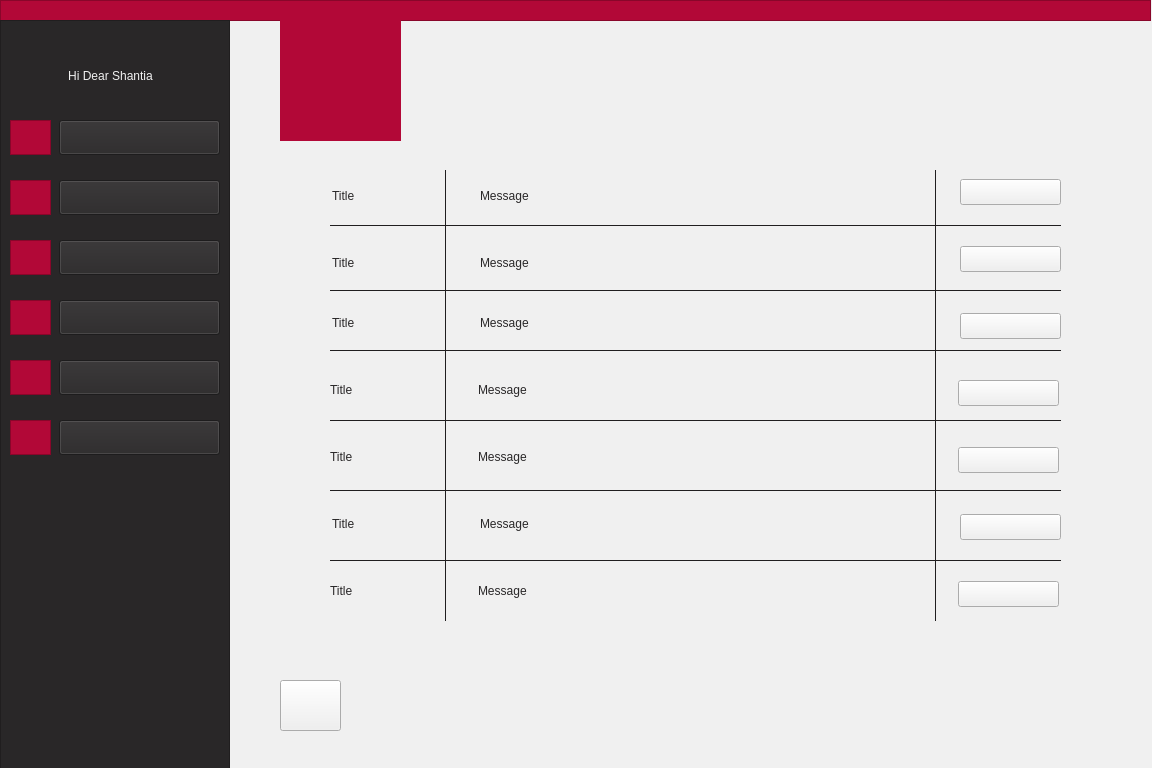
AjaxGroup1400/golestan, file teachermessages.ui: the form before one commit.
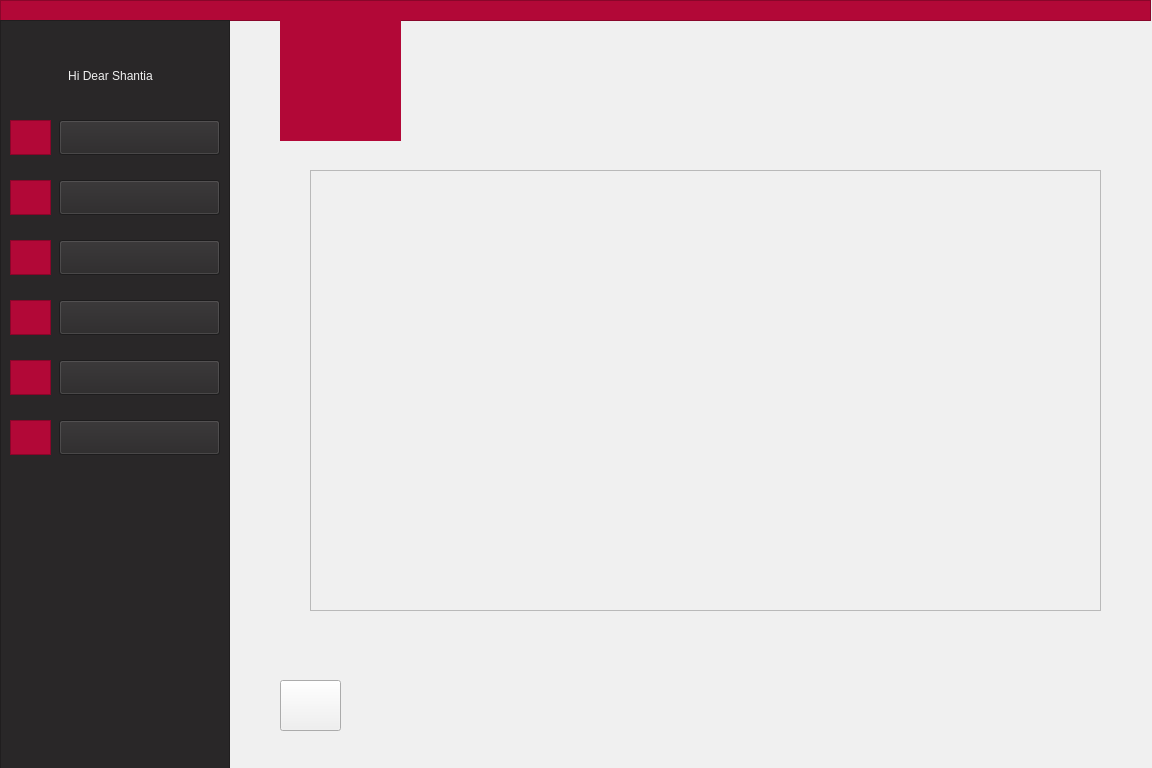
The form after the commit. Icons and pictures are not drawn.

Commit message: synced teacher messages with backend and fixed some ui issues

Diff of the .ui file:
```diff
--- a/teachermessages.ui
+++ b/teachermessages.ui
@@ -45,120 +45,6 @@
     <bool>true</bool>
    </property>
   </widget>
-  <widget class="QLabel" name="msg5">
-   <property name="geometry">
-    <rect>
-     <x>478</x>
-     <y>447</y>
-     <width>421</width>
-     <height>20</height>
-    </rect>
-   </property>
-   <property name="styleSheet">
-    <string notr="true">font: 9pt &quot;Montserrat&quot;;
-color: rgb(41, 39, 40);</string>
-   </property>
-   <property name="text">
-    <string>Message </string>
-   </property>
-  </widget>
-  <widget class="QLabel" name="label_13">
-   <property name="geometry">
-    <rect>
-     <x>960</x>
-     <y>250</y>
-     <width>101</width>
-     <height>20</height>
-    </rect>
-   </property>
-   <property name="styleSheet">
-    <string notr="true">font: 9pt &quot;Montserrat&quot;;
-color: rgb(178, 8, 55);</string>
-   </property>
-   <property name="text">
-    <string>Watch More</string>
-   </property>
-  </widget>
-  <widget class="QLabel" name="msg3">
-   <property name="geometry">
-    <rect>
-     <x>480</x>
-     <y>313</y>
-     <width>421</width>
-     <height>20</height>
-    </rect>
-   </property>
-   <property name="styleSheet">
-    <string notr="true">font: 9pt &quot;Montserrat&quot;;
-color: rgb(41, 39, 40);</string>
-   </property>
-   <property name="text">
-    <string>Message </string>
-   </property>
-  </widget>
-  <widget class="QLabel" name="label_16">
-   <property name="geometry">
-    <rect>
-     <x>960</x>
-     <y>384</y>
-     <width>101</width>
-     <height>20</height>
-    </rect>
-   </property>
-   <property name="styleSheet">
-    <string notr="true">font: 9pt &quot;Montserrat&quot;;
-color: rgb(178, 8, 55);</string>
-   </property>
-   <property name="text">
-    <string>Watch More</string>
-   </property>
-  </widget>
-  <widget class="QFrame" name="frame_9">
-   <property name="geometry">
-    <rect>
-     <x>330</x>
-     <y>350</y>
-     <width>731</width>
-     <height>1</height>
-    </rect>
-   </property>
-   <property name="styleSheet">
-    <string notr="true">background-color: rgb(41, 39, 40);
-border-color: rgb(41, 39, 40);</string>
-   </property>
-   <property name="frameShape">
-    <enum>QFrame::StyledPanel</enum>
-   </property>
-   <property name="frameShadow">
-    <enum>QFrame::Raised</enum>
-   </property>
-  </widget>
-  <widget class="QPushButton" name="msgbtn3">
-   <property name="geometry">
-    <rect>
-     <x>960</x>
-     <y>313</y>
-     <width>101</width>
-     <height>26</height>
-    </rect>
-   </property>
-   <property name="text">
-    <string/>
-   </property>
-  </widget>
-  <widget class="QPushButton" name="msgbtn5">
-   <property name="geometry">
-    <rect>
-     <x>958</x>
-     <y>447</y>
-     <width>101</width>
-     <height>26</height>
-    </rect>
-   </property>
-   <property name="text">
-    <string/>
-   </property>
-  </widget>
   <widget class="QPushButton" name="backToMenu">
    <property name="geometry">
     <rect>
@@ -172,500 +58,6 @@
     <string/>
    </property>
   </widget>
-  <widget class="QLabel" name="label_19">
-   <property name="geometry">
-    <rect>
-     <x>960</x>
-     <y>585</y>
-     <width>101</width>
-     <height>20</height>
-    </rect>
-   </property>
-   <property name="styleSheet">
-    <string notr="true">font: 9pt &quot;Montserrat&quot;;
-color: rgb(178, 8, 55);</string>
-   </property>
-   <property name="text">
-    <string>Watch More</string>
-   </property>
-  </widget>
-  <widget class="QLabel" name="label_15">
-   <property name="geometry">
-    <rect>
-     <x>960</x>
-     <y>317</y>
-     <width>101</width>
-     <height>20</height>
-    </rect>
-   </property>
-   <property name="styleSheet">
-    <string notr="true">font: 9pt &quot;Montserrat&quot;;
-color: rgb(178, 8, 55);</string>
-   </property>
-   <property name="text">
-    <string>Watch More</string>
-   </property>
-  </widget>
-  <widget class="QFrame" name="frame_10">
-   <property name="geometry">
-    <rect>
-     <x>330</x>
-     <y>420</y>
-     <width>731</width>
-     <height>1</height>
-    </rect>
-   </property>
-   <property name="styleSheet">
-    <string notr="true">background-color: rgb(41, 39, 40);
-border-color: rgb(41, 39, 40);</string>
-   </property>
-   <property name="frameShape">
-    <enum>QFrame::StyledPanel</enum>
-   </property>
-   <property name="frameShadow">
-    <enum>QFrame::Raised</enum>
-   </property>
-  </widget>
-  <widget class="QPushButton" name="msgbtn6">
-   <property name="geometry">
-    <rect>
-     <x>960</x>
-     <y>514</y>
-     <width>101</width>
-     <height>26</height>
-    </rect>
-   </property>
-   <property name="text">
-    <string/>
-   </property>
-  </widget>
-  <widget class="QLabel" name="label_17">
-   <property name="geometry">
-    <rect>
-     <x>960</x>
-     <y>451</y>
-     <width>101</width>
-     <height>20</height>
-    </rect>
-   </property>
-   <property name="styleSheet">
-    <string notr="true">font: 9pt &quot;Montserrat&quot;;
-color: rgb(178, 8, 55);</string>
-   </property>
-   <property name="text">
-    <string>Watch More</string>
-   </property>
-  </widget>
-  <widget class="QLabel" name="label_18">
-   <property name="geometry">
-    <rect>
-     <x>960</x>
-     <y>518</y>
-     <width>101</width>
-     <height>20</height>
-    </rect>
-   </property>
-   <property name="styleSheet">
-    <string notr="true">font: 9pt &quot;Montserrat&quot;;
-color: rgb(178, 8, 55);</string>
-   </property>
-   <property name="text">
-    <string>Watch More</string>
-   </property>
-  </widget>
-  <widget class="QFrame" name="frame_4">
-   <property name="geometry">
-    <rect>
-     <x>330</x>
-     <y>225</y>
-     <width>731</width>
-     <height>1</height>
-    </rect>
-   </property>
-   <property name="styleSheet">
-    <string notr="true">background-color: rgb(41, 39, 40);
-border-color: rgb(41, 39, 40);</string>
-   </property>
-   <property name="frameShape">
-    <enum>QFrame::StyledPanel</enum>
-   </property>
-   <property name="frameShadow">
-    <enum>QFrame::Raised</enum>
-   </property>
-  </widget>
-  <widget class="QFrame" name="frame_14">
-   <property name="geometry">
-    <rect>
-     <x>445</x>
-     <y>170</y>
-     <width>1</width>
-     <height>451</height>
-    </rect>
-   </property>
-   <property name="styleSheet">
-    <string notr="true">background-color: rgb(41, 39, 40);
-border-color: rgb(41, 39, 40);</string>
-   </property>
-   <property name="frameShape">
-    <enum>QFrame::StyledPanel</enum>
-   </property>
-   <property name="frameShadow">
-    <enum>QFrame::Raised</enum>
-   </property>
-  </widget>
-  <widget class="QPushButton" name="msgbtn7">
-   <property name="geometry">
-    <rect>
-     <x>958</x>
-     <y>581</y>
-     <width>101</width>
-     <height>26</height>
-    </rect>
-   </property>
-   <property name="text">
-    <string/>
-   </property>
-  </widget>
-  <widget class="QLabel" name="msgtitle4">
-   <property name="geometry">
-    <rect>
-     <x>330</x>
-     <y>380</y>
-     <width>81</width>
-     <height>20</height>
-    </rect>
-   </property>
-   <property name="styleSheet">
-    <string notr="true">font: 9pt &quot;Montserrat&quot;;
-color: rgb(41, 39, 40);</string>
-   </property>
-   <property name="text">
-    <string>Title</string>
-   </property>
-  </widget>
-  <widget class="QLabel" name="msg2">
-   <property name="geometry">
-    <rect>
-     <x>480</x>
-     <y>253</y>
-     <width>421</width>
-     <height>20</height>
-    </rect>
-   </property>
-   <property name="styleSheet">
-    <string notr="true">font: 9pt &quot;Montserrat&quot;;
-color: rgb(41, 39, 40);</string>
-   </property>
-   <property name="text">
-    <string>Message </string>
-   </property>
-  </widget>
-  <widget class="QFrame" name="frame_13">
-   <property name="geometry">
-    <rect>
-     <x>935</x>
-     <y>170</y>
-     <width>1</width>
-     <height>451</height>
-    </rect>
-   </property>
-   <property name="styleSheet">
-    <string notr="true">background-color: rgb(41, 39, 40);
-border-color: rgb(41, 39, 40);</string>
-   </property>
-   <property name="frameShape">
-    <enum>QFrame::StyledPanel</enum>
-   </property>
-   <property name="frameShadow">
-    <enum>QFrame::Raised</enum>
-   </property>
-  </widget>
-  <widget class="QLabel" name="msg7">
-   <property name="geometry">
-    <rect>
-     <x>478</x>
-     <y>581</y>
-     <width>421</width>
-     <height>20</height>
-    </rect>
-   </property>
-   <property name="styleSheet">
-    <string notr="true">font: 9pt &quot;Montserrat&quot;;
-color: rgb(41, 39, 40);</string>
-   </property>
-   <property name="text">
-    <string>Message </string>
-   </property>
-  </widget>
-  <widget class="QLabel" name="label_12">
-   <property name="geometry">
-    <rect>
-     <x>960</x>
-     <y>183</y>
-     <width>101</width>
-     <height>20</height>
-    </rect>
-   </property>
-   <property name="styleSheet">
-    <string notr="true">font: 9pt &quot;Montserrat&quot;;
-color: rgb(178, 8, 55);</string>
-   </property>
-   <property name="text">
-    <string>Watch More</string>
-   </property>
-  </widget>
-  <widget class="QPushButton" name="msgbtn1">
-   <property name="geometry">
-    <rect>
-     <x>960</x>
-     <y>179</y>
-     <width>101</width>
-     <height>26</height>
-    </rect>
-   </property>
-   <property name="text">
-    <string/>
-   </property>
-  </widget>
-  <widget class="QFrame" name="frame_12">
-   <property name="geometry">
-    <rect>
-     <x>330</x>
-     <y>560</y>
-     <width>731</width>
-     <height>1</height>
-    </rect>
-   </property>
-   <property name="styleSheet">
-    <string notr="true">background-color: rgb(41, 39, 40);
-border-color: rgb(41, 39, 40);</string>
-   </property>
-   <property name="frameShape">
-    <enum>QFrame::StyledPanel</enum>
-   </property>
-   <property name="frameShadow">
-    <enum>QFrame::Raised</enum>
-   </property>
-  </widget>
-  <widget class="QLabel" name="msg1">
-   <property name="geometry">
-    <rect>
-     <x>480</x>
-     <y>186</y>
-     <width>421</width>
-     <height>20</height>
-    </rect>
-   </property>
-   <property name="styleSheet">
-    <string notr="true">font: 9pt &quot;Montserrat&quot;;
-color: rgb(41, 39, 40);</string>
-   </property>
-   <property name="text">
-    <string>Message </string>
-   </property>
-  </widget>
-  <widget class="QPushButton" name="msgbtn2">
-   <property name="geometry">
-    <rect>
-     <x>960</x>
-     <y>246</y>
-     <width>101</width>
-     <height>26</height>
-    </rect>
-   </property>
-   <property name="text">
-    <string/>
-   </property>
-  </widget>
-  <widget class="QLabel" name="msgtitle7">
-   <property name="geometry">
-    <rect>
-     <x>330</x>
-     <y>581</y>
-     <width>81</width>
-     <height>20</height>
-    </rect>
-   </property>
-   <property name="styleSheet">
-    <string notr="true">font: 9pt &quot;Montserrat&quot;;
-color: rgb(41, 39, 40);</string>
-   </property>
-   <property name="text">
-    <string>Title</string>
-   </property>
-  </widget>
-  <widget class="QLabel" name="msg6">
-   <property name="geometry">
-    <rect>
-     <x>480</x>
-     <y>514</y>
-     <width>421</width>
-     <height>20</height>
-    </rect>
-   </property>
-   <property name="styleSheet">
-    <string notr="true">font: 9pt &quot;Montserrat&quot;;
-color: rgb(41, 39, 40);</string>
-   </property>
-   <property name="text">
-    <string>Message </string>
-   </property>
-  </widget>
-  <widget class="QLabel" name="msgtitle2">
-   <property name="geometry">
-    <rect>
-     <x>332</x>
-     <y>253</y>
-     <width>81</width>
-     <height>20</height>
-    </rect>
-   </property>
-   <property name="styleSheet">
-    <string notr="true">font: 9pt &quot;Montserrat&quot;;
-color: rgb(41, 39, 40);</string>
-   </property>
-   <property name="text">
-    <string>Title</string>
-   </property>
-  </widget>
-  <widget class="QPushButton" name="msgbtn4">
-   <property name="geometry">
-    <rect>
-     <x>958</x>
-     <y>380</y>
-     <width>101</width>
-     <height>26</height>
-    </rect>
-   </property>
-   <property name="text">
-    <string/>
-   </property>
-  </widget>
-  <widget class="QFrame" name="frame_8">
-   <property name="geometry">
-    <rect>
-     <x>330</x>
-     <y>290</y>
-     <width>731</width>
-     <height>1</height>
-    </rect>
-   </property>
-   <property name="styleSheet">
-    <string notr="true">background-color: rgb(41, 39, 40);
-border-color: rgb(41, 39, 40);</string>
-   </property>
-   <property name="frameShape">
-    <enum>QFrame::StyledPanel</enum>
-   </property>
-   <property name="frameShadow">
-    <enum>QFrame::Raised</enum>
-   </property>
-  </widget>
-  <widget class="QFrame" name="frame_11">
-   <property name="geometry">
-    <rect>
-     <x>330</x>
-     <y>490</y>
-     <width>731</width>
-     <height>1</height>
-    </rect>
-   </property>
-   <property name="styleSheet">
-    <string notr="true">background-color: rgb(41, 39, 40);
-border-color: rgb(41, 39, 40);</string>
-   </property>
-   <property name="frameShape">
-    <enum>QFrame::StyledPanel</enum>
-   </property>
-   <property name="frameShadow">
-    <enum>QFrame::Raised</enum>
-   </property>
-  </widget>
-  <widget class="QLabel" name="msgtitle6">
-   <property name="geometry">
-    <rect>
-     <x>332</x>
-     <y>514</y>
-     <width>81</width>
-     <height>20</height>
-    </rect>
-   </property>
-   <property name="styleSheet">
-    <string notr="true">font: 9pt &quot;Montserrat&quot;;
-color: rgb(41, 39, 40);</string>
-   </property>
-   <property name="text">
-    <string>Title</string>
-   </property>
-  </widget>
-  <widget class="QLabel" name="msg4">
-   <property name="geometry">
-    <rect>
-     <x>478</x>
-     <y>380</y>
-     <width>421</width>
-     <height>20</height>
-    </rect>
-   </property>
-   <property name="styleSheet">
-    <string notr="true">font: 9pt &quot;Montserrat&quot;;
-color: rgb(41, 39, 40);</string>
-   </property>
-   <property name="text">
-    <string>Message </string>
-   </property>
-  </widget>
-  <widget class="QLabel" name="msgtitle1">
-   <property name="geometry">
-    <rect>
-     <x>332</x>
-     <y>186</y>
-     <width>81</width>
-     <height>20</height>
-    </rect>
-   </property>
-   <property name="styleSheet">
-    <string notr="true">font: 9pt &quot;Montserrat&quot;;
-color: rgb(41, 39, 40);</string>
-   </property>
-   <property name="text">
-    <string>Title</string>
-   </property>
-  </widget>
-  <widget class="QLabel" name="msgtitle3">
-   <property name="geometry">
-    <rect>
-     <x>332</x>
-     <y>313</y>
-     <width>81</width>
-     <height>20</height>
-    </rect>
-   </property>
-   <property name="styleSheet">
-    <string notr="true">font: 9pt &quot;Montserrat&quot;;
-color: rgb(41, 39, 40);</string>
-   </property>
-   <property name="text">
-    <string>Title</string>
-   </property>
-  </widget>
-  <widget class="QLabel" name="msgtitle5">
-   <property name="geometry">
-    <rect>
-     <x>330</x>
-     <y>447</y>
-     <width>81</width>
-     <height>20</height>
-    </rect>
-   </property>
-   <property name="styleSheet">
-    <string notr="true">font: 9pt &quot;Montserrat&quot;;
-color: rgb(41, 39, 40);</string>
-   </property>
-   <property name="text">
-    <string>Title</string>
-   </property>
-  </widget>
   <widget class="QLabel" name="label">
    <property name="geometry">
     <rect>
@@ -1262,6 +654,34 @@
     <bool>true</bool>
    </property>
   </widget>
+  <widget class="QScrollArea" name="scrollArea">
+   <property name="geometry">
+    <rect>
+     <x>310</x>
+     <y>170</y>
+     <width>791</width>
+     <height>441</height>
+    </rect>
+   </property>
+   <property name="widgetResizable">
+    <bool>true</bool>
+   </property>
+   <widget class="QWidget" name="scrollAreaWidgetContents">
+    <property name="geometry">
+     <rect>
+      <x>0</x>
+      <y>0</y>
+      <width>789</width>
+      <height>439</height>
+     </rect>
+    </property>
+    <layout class="QVBoxLayout" name="verticalLayout_3">
+     <item>
+      <layout class="QVBoxLayout" name="verticalLayout_2"/>
+     </item>
+    </layout>
+   </widget>
+  </widget>
   <zorder>label_14</zorder>
   <zorder>msg5</zorder>
   <zorder>label_13</zorder>
```
Left out of the diff: 41 changed lines with no effect on the pictures. The commit also changes 16 other files.
